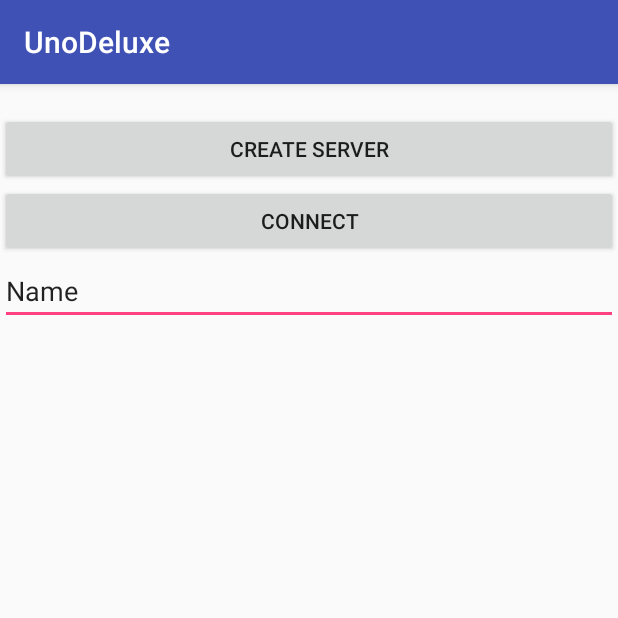
After one commit to prohinig/se2-uno, an Android app: the MultiplayerActivity screen opened directly, with no data from a screen before it, on a phone screen of 412 x 824 dp, the top half of it. The commit adds this screen. Run offline under Robolectric (Android 15) with nearby library versions, the phone set to English and light mode, and no system bars.

Commit message:
Add Multiplayer view

```diff
--- a/app/src/main/AndroidManifest.xml
+++ b/app/src/main/AndroidManifest.xml
@@ -1,6 +1,8 @@
 <?xml version="1.0" encoding="utf-8"?>
 <manifest xmlns:android="http://schemas.android.com/apk/res/android"
     package="games.winchester.unodeluxe">
+
+    <uses-permission android:name="android.permission.INTERNET" />
 
     <application
         android:allowBackup="true"
@@ -16,6 +18,7 @@
                 <category android:name="android.intent.category.LAUNCHER" />
             </intent-filter>
         </activity>
+        <activity android:name=".activities.MultiplayerActivity"></activity>
     </application>
 
 </manifest>
--- /dev/null
+++ b/app/src/main/java/games/winchester/unodeluxe/activities/MultiplayerActivity.java
@@ -0,0 +1,84 @@
+package games.winchester.unodeluxe.activities;
+
+import android.support.v7.app.AppCompatActivity;
+import android.os.Bundle;
+import android.util.Log;
+import android.view.View;
+import android.widget.Button;
+import android.widget.EditText;
+import android.widget.TextView;
+
+import java.io.IOException;
+import java.net.Inet4Address;
+import java.net.InetAddress;
+import java.net.NetworkInterface;
+import java.util.Enumeration;
+
+import games.winchester.unodeluxe.R;
+import games.winchester.unodeluxe.network.Server;
+
+public class MultiplayerActivity extends AppCompatActivity {
+
+    TextView ip;
+    Button btnConnect, btnHost;
+    EditText ipInput;
+
+    Server server;
+
+    @Override
+    protected void onCreate(Bundle savedInstanceState) {
+        super.onCreate(savedInstanceState);
+        setContentView(R.layout.activity_multiplayer);
+
+        this.ip = findViewById(R.id.tvIp);
+        this.btnConnect = findViewById(R.id.btnConnect);
+        this.btnHost = findViewById(R.id.btnCreateServer);
+        this.ipInput = findViewById(R.id.inputIp);
+
+        this.btnHost.setOnClickListener(new View.OnClickListener() {
+            @Override
+            public void onClick(View view) {
+                onHostClick();
+            }
+        });
+    }
+
+    private void onHostClick(){
+        try {
+            this.server = new Server(10001);
+            this.ip.setText(getLocalIpAddress());
+        } catch (IOException e) {
+            e.printStackTrace();
+        }
+    }
+
+    public String getLocalIpAddress() {
+        try {
+            for (Enumeration<NetworkInterface> en = NetworkInterface
+                    .getNetworkInterfaces(); en.hasMoreElements();) {
+                NetworkInterface intf = en.nextElement();
+                for (Enumeration<InetAddress> enumIpAddr = intf
+                        .getInetAddresses(); enumIpAddr.hasMoreElements();) {
+                    InetAddress inetAddress = enumIpAddr.nextElement();
+                    System.out.println("ip1--:" + inetAddress);
+                    System.out.println("ip2--:" + inetAddress.getHostAddress());
+
+                    // for getting IPV4 format
+                    if (!inetAddress.isLoopbackAddress() && inetAddress instanceof Inet4Address) {
+
+                        String ip = inetAddress.getHostAddress().toString();
+                        System.out.println("ip---::" + ip);
+
+
+                        return ip;
+                    }
+                }
+            }
+        } catch (Exception ex) {
+            Log.e("IP Address", ex.toString());
+        }
+        return null;
+    }
+
+
+}
--- /dev/null
+++ b/app/src/main/res/layout/activity_multiplayer.xml
@@ -0,0 +1,71 @@
+<?xml version="1.0" encoding="utf-8"?>
+<android.support.constraint.ConstraintLayout xmlns:android="http://schemas.android.com/apk/res/android"
+    xmlns:app="http://schemas.android.com/apk/res-auto"
+    xmlns:tools="http://schemas.android.com/tools"
+    android:layout_width="match_parent"
+    android:layout_height="match_parent"
+    tools:context=".activities.MultiplayerActivity">
+
+    <TableLayout
+        android:layout_width="match_parent"
+        android:layout_height="match_parent">
+
+        <TableRow
+            android:layout_width="match_parent"
+            android:layout_height="match_parent" >
+
+            <TextView
+                android:id="@+id/tvIp"
+                android:layout_width="wrap_content"
+                android:layout_height="wrap_content"
+                android:layout_weight="1"
+                tools:layout_editor_absoluteX="25dp"
+                tools:layout_editor_absoluteY="34dp" />
+        </TableRow>
+
+        <TableRow
+            android:layout_width="match_parent"
+            android:layout_height="match_parent" >
+
+            <Button
+                android:id="@+id/btnCreateServer"
+                android:layout_width="wrap_content"
+                android:layout_height="wrap_content"
+                android:layout_weight="1"
+                android:text="Create Server"
+                tools:layout_editor_absoluteX="34dp"
+                tools:layout_editor_absoluteY="34dp" />
+        </TableRow>
+
+        <TableRow
+            android:layout_width="match_parent"
+            android:layout_height="match_parent" >
+
+            <Button
+                android:id="@+id/btnConnect"
+                android:layout_width="wrap_content"
+                android:layout_height="wrap_content"
+                android:layout_weight="1"
+                android:text="Connect"
+                tools:layout_editor_absoluteX="248dp"
+                tools:layout_editor_absoluteY="34dp" />
+        </TableRow>
+
+        <TableRow
+            android:layout_width="match_parent"
+            android:layout_height="match_parent" >
+
+            <EditText
+                android:id="@+id/inputIp"
+                android:layout_width="wrap_content"
+                android:layout_height="wrap_content"
+                android:layout_weight="1"
+                android:ems="10"
+                android:inputType="textPersonName"
+                android:text="Name"
+                tools:layout_editor_absoluteX="25dp"
+                tools:layout_editor_absoluteY="90dp" />
+        </TableRow>
+    </TableLayout>
+
+</android.support.constraint.ConstraintLayout>
```
Also changed, not shown: app/src/main/java/games/winchester/unodeluxe/MainActivity.java (+16 -0 lines), app/src/main/res/layout/activity_main.xml (+5 -6 lines).
